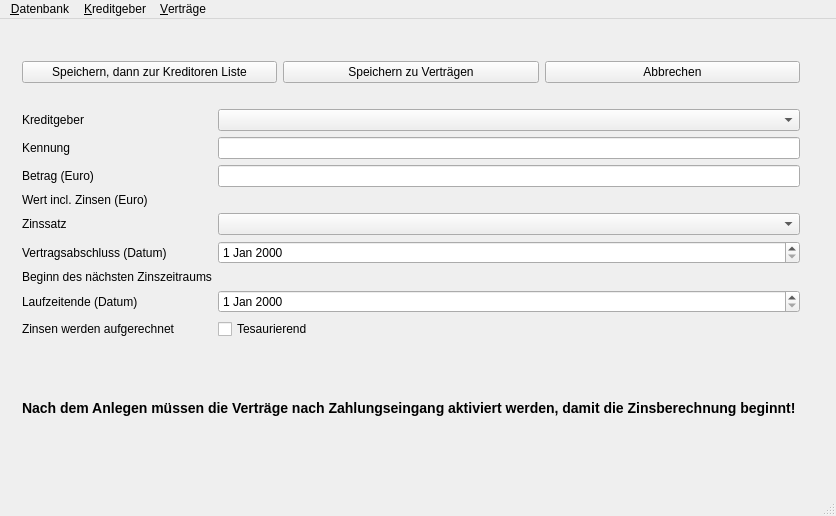
Schachigel/DKV2, file DKV2/mainwindow.ui: the form before one commit.
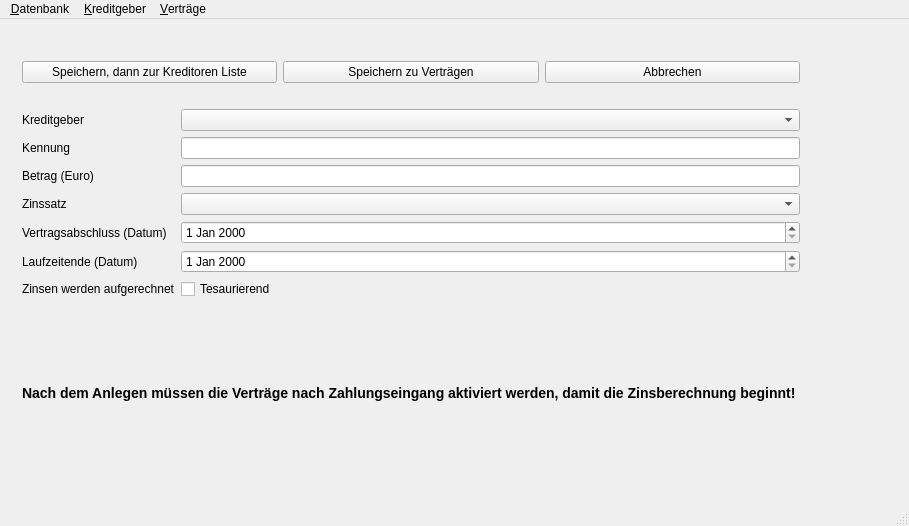
The form after the commit.

Diff of the .ui file:
```diff
--- a/DKV2/mainwindow.ui
+++ b/DKV2/mainwindow.ui
@@ -7,8 +7,8 @@
    <rect>
     <x>0</x>
     <y>0</y>
-    <width>836</width>
-    <height>516</height>
+    <width>909</width>
+    <height>526</height>
    </rect>
   </property>
   <property name="windowTitle">
@@ -347,20 +347,6 @@
            <widget class="QLineEdit" name="leBetrag"/>
           </item>
           <item row="3" column="0">
-           <widget class="QLabel" name="label_9">
-            <property name="text">
-             <string>Wert incl. Zinsen (Euro)</string>
-            </property>
-           </widget>
-          </item>
-          <item row="3" column="1">
-           <widget class="QLabel" name="lblWert">
-            <property name="text">
-             <string/>
-            </property>
-           </widget>
-          </item>
-          <item row="4" column="0">
            <widget class="QLabel" name="label_5">
             <property name="text">
              <string>Zinssatz</string>
@@ -370,7 +356,10 @@
             </property>
            </widget>
           </item>
-          <item row="5" column="0">
+          <item row="3" column="1">
+           <widget class="QComboBox" name="cbZins"/>
+          </item>
+          <item row="4" column="0">
            <widget class="QLabel" name="label_6">
             <property name="text">
              <string>Vertragsabschluss (Datum)</string>
@@ -380,21 +369,10 @@
             </property>
            </widget>
           </item>
-          <item row="6" column="0">
-           <widget class="QLabel" name="label_10">
-            <property name="text">
-             <string>Beginn des nächsten Zinszeitraums</string>
-            </property>
-           </widget>
+          <item row="4" column="1">
+           <widget class="QDateEdit" name="deVertragsabschluss"/>
           </item>
-          <item row="6" column="1">
-           <widget class="QLabel" name="lblBeginZinsphase">
-            <property name="text">
-             <string/>
-            </property>
-           </widget>
-          </item>
-          <item row="7" column="0">
+          <item row="5" column="0">
            <widget class="QLabel" name="label_7">
             <property name="text">
              <string>Laufzeitende (Datum)</string>
@@ -404,10 +382,10 @@
             </property>
            </widget>
           </item>
-          <item row="7" column="1">
+          <item row="5" column="1">
            <widget class="QDateEdit" name="deLaufzeitEnde"/>
           </item>
-          <item row="8" column="0">
+          <item row="6" column="0">
            <widget class="QLabel" name="label_8">
             <property name="text">
              <string>Zinsen werden aufgerechnet</string>
@@ -417,19 +395,13 @@
             </property>
            </widget>
           </item>
-          <item row="8" column="1">
+          <item row="6" column="1">
            <widget class="QCheckBox" name="chkbTesaurierend">
             <property name="text">
              <string>Tesaurierend</string>
             </property>
            </widget>
           </item>
-          <item row="4" column="1">
-           <widget class="QComboBox" name="cbZins"/>
-          </item>
-          <item row="5" column="1">
-           <widget class="QDateEdit" name="deVertragsabschluss"/>
-          </item>
          </layout>
         </item>
         <item>
@@ -499,8 +471,8 @@
     <rect>
      <x>0</x>
      <y>0</y>
-     <width>836</width>
-     <height>26</height>
+     <width>909</width>
+     <height>21</height>
     </rect>
    </property>
    <widget class="QMenu" name="menuDatenbank">
```
